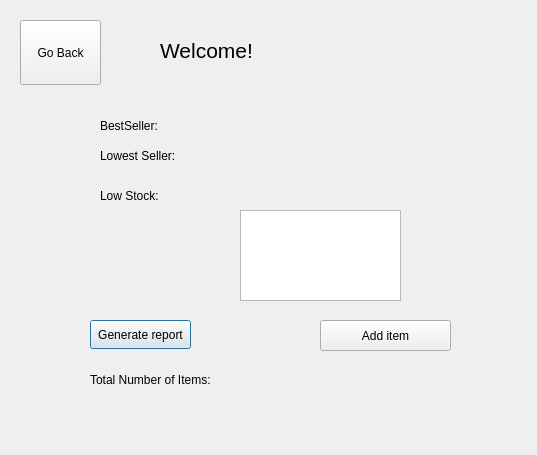
The window that cs2_lab_final_project/dashboard.ui (Hamdy410/CS2_lab_finalProject) describes before a commit, drawn with Qt 5.
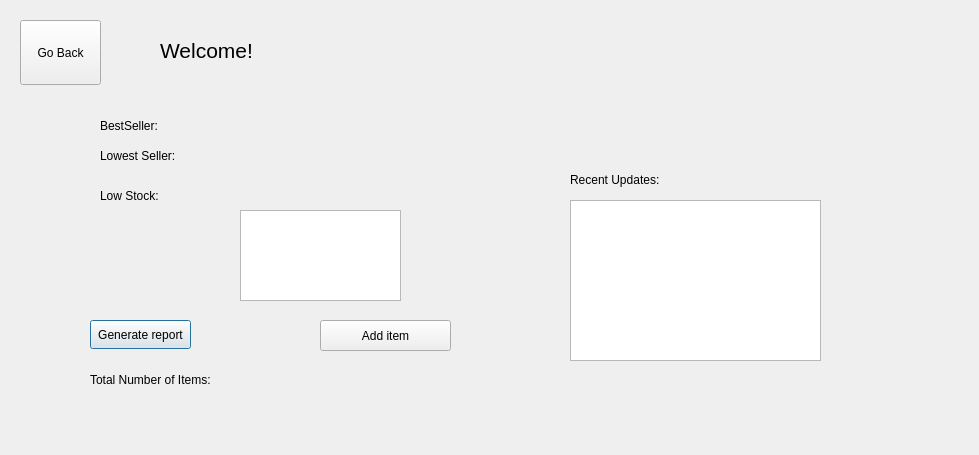
The same window after the commit.

```diff
--- a/cs2_lab_final_project/dashboard.ui
+++ b/cs2_lab_final_project/dashboard.ui
@@ -6,7 +6,7 @@
    <rect>
     <x>0</x>
     <y>0</y>
-    <width>537</width>
+    <width>979</width>
     <height>455</height>
    </rect>
   </property>
@@ -138,6 +138,29 @@
     <string>Add item</string>
    </property>
   </widget>
+  <widget class="QTextEdit" name="textEdit">
+   <property name="geometry">
+    <rect>
+     <x>570</x>
+     <y>200</y>
+     <width>251</width>
+     <height>161</height>
+    </rect>
+   </property>
+  </widget>
+  <widget class="QLabel" name="label_2">
+   <property name="geometry">
+    <rect>
+     <x>570</x>
+     <y>170</y>
+     <width>121</width>
+     <height>20</height>
+    </rect>
+   </property>
+   <property name="text">
+    <string>Recent Updates:</string>
+   </property>
+  </widget>
  </widget>
  <resources/>
  <connections/>
```
Left out of the diff: 3 changed lines with no effect on the pictures.
